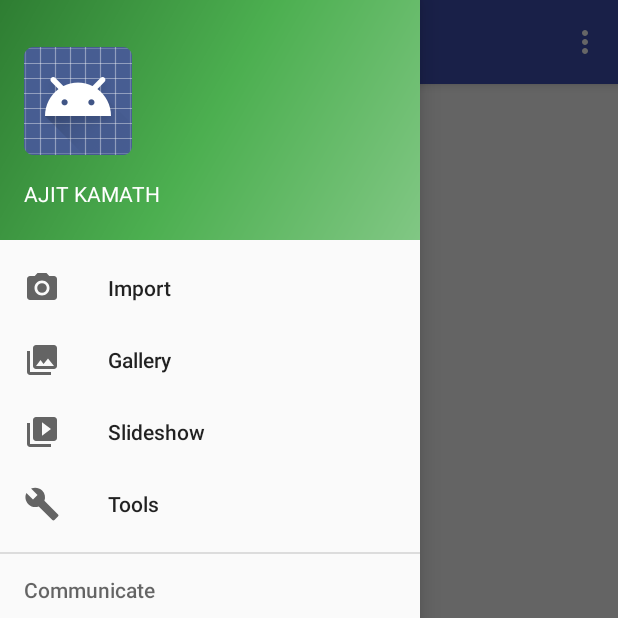
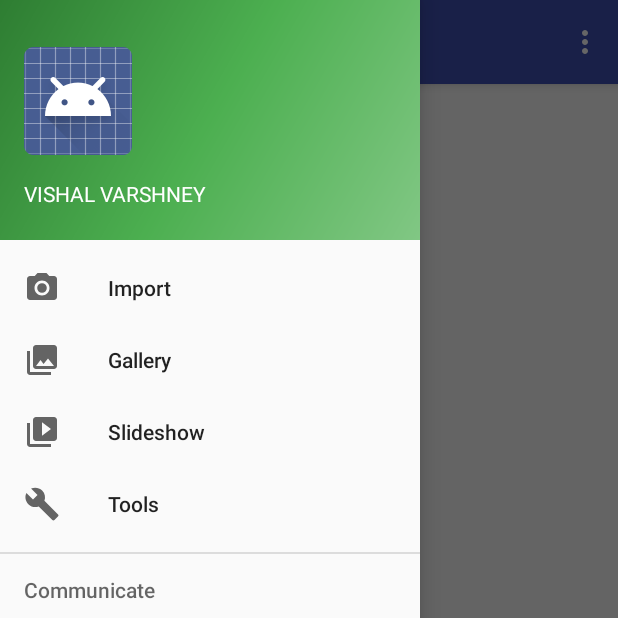
Before and after one commit to AjitKamath/proton, an Android app: the screen it shows after launch (HomeActivity), with the side drawer open, on a phone screen of 412 x 824 dp, the top half of it. Run offline under Robolectric (Android 15) with nearby library versions, the phone set to English and light mode, and no system bars.

Commit message:
Commit by Vishal

```diff
--- a/application/src/main/res/layout/nav_header_home.xml
+++ b/application/src/main/res/layout/nav_header_home.xml
@@ -24,7 +24,7 @@
         android:layout_height="wrap_content"
         android:paddingTop="@dimen/nav_header_vertical_spacing"
         android:textColor="@color/textLightPrimary"
-        android:text="AJIT KAMATH" />
+        android:text="VISHAL VARSHNEY" />
 
     <TextView
         android:layout_marginTop="5dp"
```
